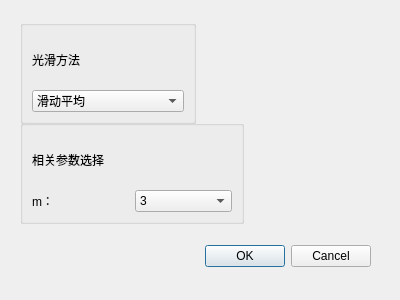
The window that untitled_sub.ui (CurtKT/SpectrumAnalysis) describes before a commit, drawn with Qt 5.
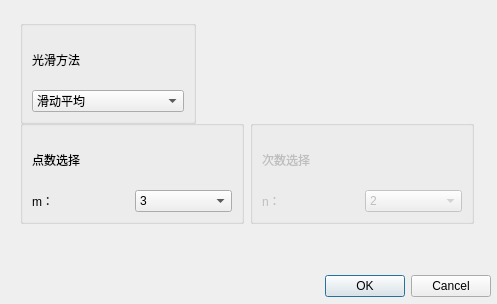
The same window after the commit.

Commit message: 修复谱光滑方法类型选择的BUG

The edit to the form file:
```diff
--- a/untitled_sub.ui
+++ b/untitled_sub.ui
@@ -6,8 +6,8 @@
    <rect>
     <x>0</x>
     <y>0</y>
-    <width>400</width>
-    <height>300</height>
+    <width>497</width>
+    <height>304</height>
    </rect>
   </property>
   <property name="windowTitle">
@@ -16,8 +16,8 @@
   <widget class="QDialogButtonBox" name="buttonBox">
    <property name="geometry">
     <rect>
-     <x>30</x>
-     <y>240</y>
+     <x>150</x>
+     <y>270</y>
      <width>341</width>
      <height>32</height>
     </rect>
@@ -107,7 +107,53 @@
     <item row="1" column="0" colspan="2">
      <widget class="QLabel" name="label_2">
       <property name="text">
-       <string>相关参数选择</string>
+       <string>点数选择</string>
+      </property>
+     </widget>
+    </item>
+   </layout>
+  </widget>
+  <widget class="QGroupBox" name="groupBox_3">
+   <property name="enabled">
+    <bool>false</bool>
+   </property>
+   <property name="geometry">
+    <rect>
+     <x>250</x>
+     <y>120</y>
+     <width>224</width>
+     <height>104</height>
+    </rect>
+   </property>
+   <property name="title">
+    <string/>
+   </property>
+   <layout class="QGridLayout" name="gridLayout_3">
+    <item row="2" column="1">
+     <widget class="QComboBox" name="comboBox_3">
+      <item>
+       <property name="text">
+        <string>2</string>
+       </property>
+      </item>
+      <item>
+       <property name="text">
+        <string>3</string>
+       </property>
+      </item>
+     </widget>
+    </item>
+    <item row="1" column="0" colspan="2">
+     <widget class="QLabel" name="label_5">
+      <property name="text">
+       <string>次数选择</string>
+      </property>
+     </widget>
+    </item>
+    <item row="2" column="0">
+     <widget class="QLabel" name="label_4">
+      <property name="text">
+       <string>n：</string>
       </property>
      </widget>
     </item>
```
Left out of the diff: 5 changed lines with no effect on the pictures. The commit also changes 3 other files.
